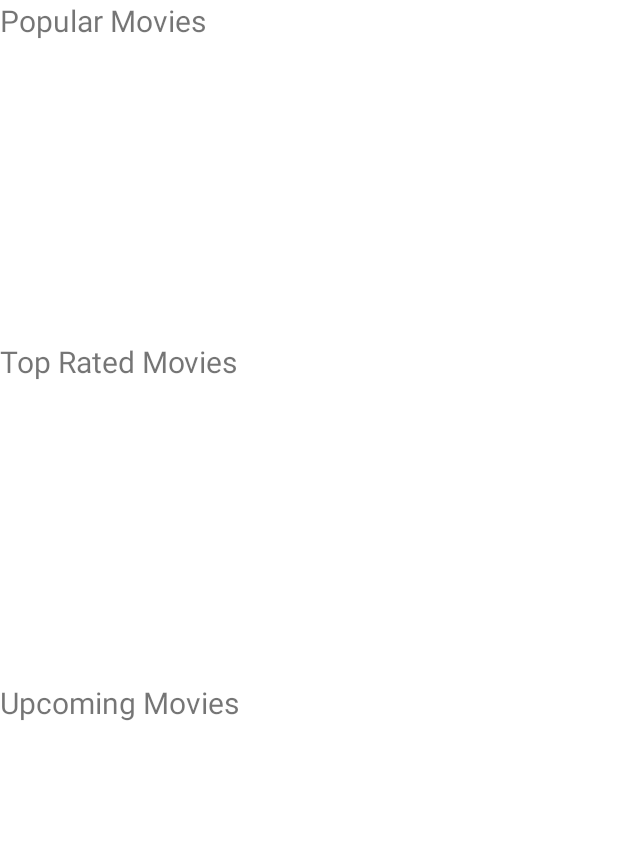
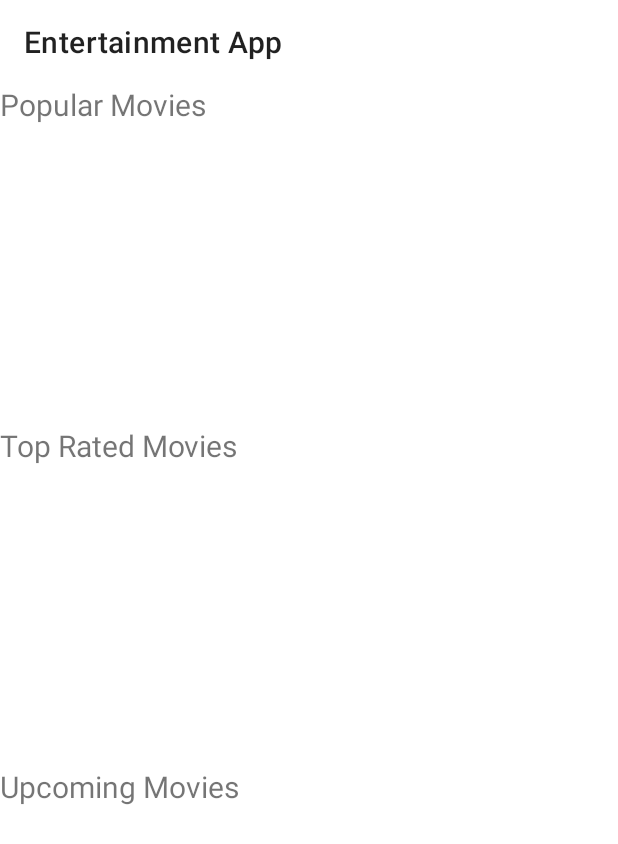
Before and after one commit to shalatan/EntertainmentApp, an Android app: the screen it shows after launch (MainActivity), on a phone screen of 412 x 824 dp. Shown: the top 844 px of the screen. Run offline under Robolectric (Android 15) with nearby library versions, the phone set to English and light mode, and no system bars; our stand-ins replace data binding, navigation-ui; pictures from the network do not load; 9 statements that could not run were skipped.

Commit message:
Added TopAppBar

```diff
--- a/app/build.gradle
+++ b/app/build.gradle
@@ -50,7 +50,7 @@ dependencies {
     implementation 'com.google.android.material:material:1.2.1'
     implementation 'androidx.constraintlayout:constraintlayout:2.0.4'
     implementation 'androidx.legacy:legacy-support-v4:1.0.0'
-    testImplementation 'junit:junit:4.+'
+    testImplementation 'junit:junit:4.13.1'
     androidTestImplementation 'androidx.test.ext:junit:1.1.2'
     androidTestImplementation 'androidx.test.espresso:espresso-core:3.3.0'
 
--- /dev/null
+++ b/app/src/main/res/drawable/ic_movie_white_24dp.xml
@@ -0,0 +1,9 @@
+<vector xmlns:android="http://schemas.android.com/apk/res/android"
+    android:width="24dp"
+    android:height="24dp"
+    android:viewportWidth="24"
+    android:viewportHeight="24">
+  <path
+      android:pathData="M18,4l2,4h-3l-2,-4h-2l2,4h-3l-2,-4H8l2,4H7L5,4H4c-1.1,0 -1.99,0.9 -1.99,2L2,18c0,1.1 0.9,2 2,2h16c1.1,0 2,-0.9 2,-2V4h-4z"
+      android:fillColor="#ffffff"/>
+</vector>
--- /dev/null
+++ b/app/src/main/res/drawable/ic_tv_white_24dp.xml
@@ -0,0 +1,9 @@
+<vector xmlns:android="http://schemas.android.com/apk/res/android"
+    android:width="24dp"
+    android:height="24dp"
+    android:viewportWidth="24"
+    android:viewportHeight="24">
+  <path
+      android:pathData="M21,3L3,3c-1.1,0 -2,0.9 -2,2v12c0,1.1 0.9,2 2,2h5v2h8v-2h5c1.1,0 1.99,-0.9 1.99,-2L23,5c0,-1.1 -0.9,-2 -2,-2zM21,17L3,17L3,5h18v12z"
+      android:fillColor="#ffffff"/>
+</vector>
--- a/app/src/main/res/layout/activity_main.xml
+++ b/app/src/main/res/layout/activity_main.xml
@@ -1,8 +1,25 @@
 <?xml version="1.0" encoding="utf-8"?>
-<RelativeLayout xmlns:android="http://schemas.android.com/apk/res/android"
+<androidx.coordinatorlayout.widget.CoordinatorLayout xmlns:android="http://schemas.android.com/apk/res/android"
     xmlns:app="http://schemas.android.com/apk/res-auto"
+    xmlns:tools="http://schemas.android.com/tools"
     android:layout_width="match_parent"
     android:layout_height="match_parent">
+
+    <com.google.android.material.appbar.AppBarLayout
+        android:layout_width="match_parent"
+        android:layout_height="wrap_content"
+        app:liftOnScroll="true">
+
+        <com.google.android.material.appbar.MaterialToolbar
+            android:id="@+id/topAppBar"
+            style="@style/Widget.MaterialComponents.Toolbar.Surface"
+            android:layout_width="match_parent"
+            android:layout_height="?attr/actionBarSize"
+            app:layout_scrollFlags="scroll|enterAlways|snap"
+            app:menu="@menu/bottom_app_bar_menu"
+            app:title="Entertainment App" />
+
+    </com.google.android.material.appbar.AppBarLayout>
 
     <androidx.fragment.app.FragmentContainerView
         android:id="@+id/nav_host_fragment"
@@ -10,12 +27,7 @@
         android:layout_width="match_parent"
         android:layout_height="match_parent"
         app:defaultNavHost="true"
+        app:layout_behavior="@string/appbar_scrolling_view_behavior"
         app:navGraph="@navigation/nav_graph" />
 
-<!--    <com.google.android.material.bottomnavigation.BottomNavigationView-->
-<!--        android:id="@+id/bottom_nav"-->
-<!--        android:layout_width="match_parent"-->
-<!--        android:layout_height="wrap_content"-->
-<!--        android:layout_alignParentBottom="true"-->
-<!--        app:menu="@menu/bottom_navigation_menu" />-->
-</RelativeLayout>
+</androidx.coordinatorlayout.widget.CoordinatorLayout>
--- a/app/src/main/res/layout/fragment_overview.xml
+++ b/app/src/main/res/layout/fragment_overview.xml
@@ -8,6 +8,10 @@
             name="viewModel"
             type="com.shalatan.entertainmentapp.ui.overview.OverviewViewModel" />
     </data>
+
+    <ScrollView
+        android:layout_width="match_parent"
+        android:layout_height="match_parent">
 
         <LinearLayout
             android:layout_width="match_parent"
@@ -68,4 +72,5 @@
                 app:spanCount="3"
                 tools:listitem="@layout/movie_item" />
         </LinearLayout>
+    </ScrollView>
 </layout>
--- a/app/src/main/res/layout/movie_item.xml
+++ b/app/src/main/res/layout/movie_item.xml
@@ -16,8 +16,8 @@
 
         <ImageView
             android:id="@+id/mars_image"
-            android:layout_width="120dp"
-            android:layout_height="180dp"
+            android:layout_width="130dp"
+            android:layout_height="200dp"
             android:padding="2dp"
             android:scaleType="centerCrop"
             android:transitionName="main_transition"
--- /dev/null
+++ b/app/src/main/res/menu/bottom_app_bar_menu.xml
@@ -0,0 +1,17 @@
+<?xml version="1.0" encoding="utf-8"?>
+<menu xmlns:android="http://schemas.android.com/apk/res/android"
+    xmlns:tools="http://schemas.android.com/tools"
+    xmlns:app="http://schemas.android.com/apk/res-auto">
+
+    <item
+        app:showAsAction="always"
+        android:id="@+id/watchedMoviesFragment"
+        android:icon="@drawable/ic_movie_white_24dp"
+        android:title="Watched" />
+
+    <item
+        app:showAsAction="always"
+        android:id="@+id/watchLaterMoviesFragment"
+        android:icon="@drawable/ic_tv_white_24dp"
+        android:title="Watch Later" />
+</menu>
--- a/app/src/main/res/menu/bottom_navigation_menu.xml
+++ /dev/null
@@ -1,17 +0,0 @@
-<?xml version="1.0" encoding="utf-8"?>
-<menu xmlns:android="http://schemas.android.com/apk/res/android">
-    <item
-        android:id="@+id/overviewFragment"
-        android:icon="@android:drawable/ic_menu_month"
-        android:title="Home" />
-
-    <item
-        android:id="@+id/movieFragment"
-        android:icon="@android:drawable/ic_menu_view"
-        android:title="Movies" />
-
-    <item
-        android:id="@+id/tvSeriesFragment"
-        android:icon="@android:drawable/ic_menu_view"
-        android:title="TV Series" />
-</menu>
--- a/app/src/main/res/navigation/nav_graph.xml
+++ b/app/src/main/res/navigation/nav_graph.xml
@@ -27,4 +27,9 @@
             android:name="selectedMovie"
             app:argType="com.shalatan.entertainmentapp.model.Movie" />
     </fragment>
+    <fragment
+        android:id="@+id/watchedMoviesFragment"
+        android:name="com.shalatan.entertainmentapp.ui.savedmovies.WatchedMoviesFragment"
+        android:label="fragment_watched_movies"
+        tools:layout="@layout/fragment_watched_movies" />
 </navigation>
```
Also changed, not shown: app/src/main/java/com/shalatan/entertainmentapp/MainActivity.kt (+7 -1 lines), app/src/main/java/com/shalatan/entertainmentapp/database/MovieDAO.kt (+16 -12 lines), app/src/main/java/com/shalatan/entertainmentapp/database/MovieDatabase.kt (+38 -32 lines), app/src/main/java/com/shalatan/entertainmentapp/ui/savedmovies/WatchedMoviesFragment.kt (added, +16 -0 lines), app/src/main/res/layout/fragment_watched_movies.xml (added, +14 -0 lines). Lines whose indentation alone changed are shown as unchanged.
